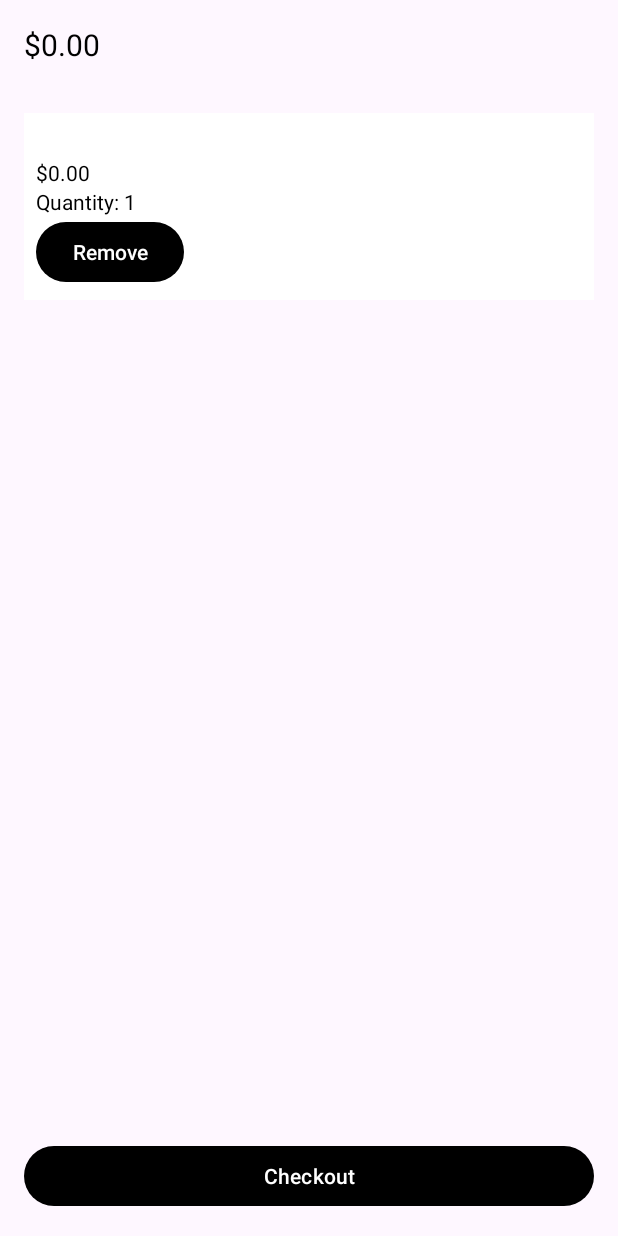
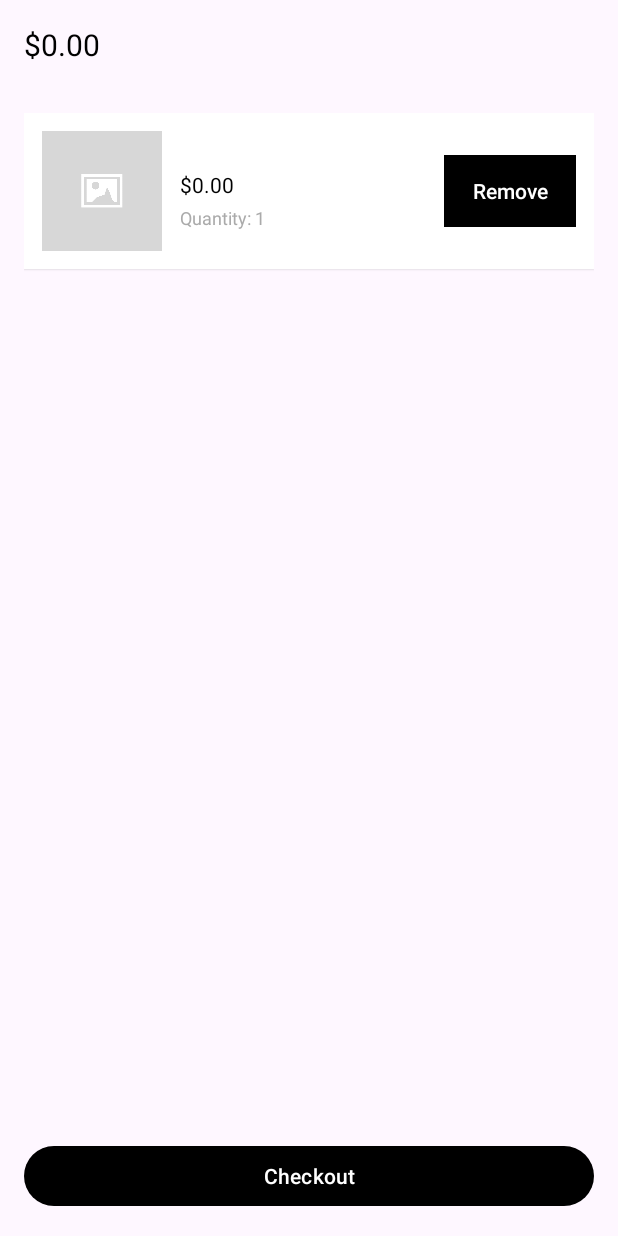
Before and after one commit to UrbanMart/UMMobile, an Android app: the HomeActivity screen opened directly, with no data from a screen before it, after a tap on an icon or button, on a phone screen of 412 x 824 dp. Run offline under Robolectric (Android 15) with nearby library versions, the phone set to English and light mode, and no system bars; pictures from the network do not load.

Commit message:
Update cart feature

```diff
--- a/app/src/main/java/com/example/urbanmart/adapter/CartAdapter.java
+++ b/app/src/main/java/com/example/urbanmart/adapter/CartAdapter.java
@@ -7,9 +7,12 @@ import android.view.LayoutInflater;
 import android.view.View;
 import android.view.ViewGroup;
 import android.widget.Button;
+import android.widget.ImageView;
 import android.widget.TextView;
 import androidx.annotation.NonNull;
 import androidx.recyclerview.widget.RecyclerView;
+
+import com.bumptech.glide.Glide;
 import com.example.urbanmart.R;
 import com.example.urbanmart.model.Product;
 import com.google.gson.Gson;
@@ -21,10 +24,12 @@ public class CartAdapter extends RecyclerView.Adapter<CartAdapter.CartViewHolder
 
     private List<Product> cartItems;
     private Context context;
+    private CartTotalPriceListener totalPriceListener; // Declare a listener for total price updates
 
-    public CartAdapter(List<Product> cartItems, Context context) {
+    public CartAdapter(List<Product> cartItems, Context context, CartTotalPriceListener totalPriceListener) {
         this.cartItems = cartItems;
         this.context = context;
+        this.totalPriceListener = totalPriceListener; // Initialize the listener
     }
 
     @NonNull
@@ -37,11 +42,21 @@ public class CartAdapter extends RecyclerView.Adapter<CartAdapter.CartViewHolder
     @Override
     public void onBindViewHolder(@NonNull CartViewHolder holder, int position) {
         Product product = cartItems.get(position);
+
         holder.productNameTextView.setText(product.getName());
         holder.productPriceTextView.setText(String.format("$%.2f", product.getPrice()));
         holder.productQuantityTextView.setText("Quantity: 1");
 
+        // Load product image using Glide
+        Glide.with(context)
+                .load(product.getImageUrl()) // Assuming Product has a getImageUrl method
+                .placeholder(R.drawable.placeholder_image) // Optional placeholder
+                .into(holder.productImageView);
+
         holder.removeButton.setOnClickListener(v -> {
+            // Update total price before removing the item
+            totalPriceListener.onTotalPriceUpdated(-product.getPrice()); // Subtract the price of the product being removed
+
             // Remove the item from the list
             cartItems.remove(position);
             notifyItemRemoved(position);
@@ -70,18 +85,26 @@ public class CartAdapter extends RecyclerView.Adapter<CartAdapter.CartViewHolder
         editor.apply(); // Apply the changes asynchronously
     }
 
+    // Define an interface for total price updates
+    public interface CartTotalPriceListener {
+        void onTotalPriceUpdated(double amount); // Amount to add or subtract
+    }
+
     static class CartViewHolder extends RecyclerView.ViewHolder {
         TextView productNameTextView;
         TextView productPriceTextView;
         TextView productQuantityTextView;
         Button removeButton;
+        ImageView productImageView; // Add this line
 
         public CartViewHolder(@NonNull View itemView) {
             super(itemView);
+            productImageView = itemView.findViewById(R.id.productImageView); // Initialize the ImageView
             productNameTextView = itemView.findViewById(R.id.productNameTextView);
             productPriceTextView = itemView.findViewById(R.id.productPriceTextView);
             productQuantityTextView = itemView.findViewById(R.id.productQuantityTextView);
             removeButton = itemView.findViewById(R.id.removeButton);
         }
     }
+
 }
--- a/app/src/main/java/com/example/urbanmart/model/Product.java
+++ b/app/src/main/java/com/example/urbanmart/model/Product.java
@@ -6,12 +6,15 @@ public class Product {
     private double price;
     private String category;
     private String imageUrl;
+    private int quantity; // New field
+
 
     public Product(String name, double price, String category, String imageUrl) {
         this.name = name;
         this.price = price;
         this.category = category;
         this.imageUrl = imageUrl;
+        this.quantity = quantity;
     }
 
     // Getters and setters
@@ -29,4 +32,6 @@ public class Product {
 
     public String getImageUrl() { return imageUrl; }
     public void setImageUrl(String imageUrl) { this.imageUrl = imageUrl; }
+    public int getQuantity() { return quantity; }
+    public void setQuantity(int quantity) { this.quantity = quantity; }
 }
--- a/app/src/main/java/com/example/urbanmart/ui/CartActivity.java
+++ b/app/src/main/java/com/example/urbanmart/ui/CartActivity.java
@@ -17,12 +17,13 @@ import com.google.gson.reflect.TypeToken;
 import java.lang.reflect.Type;
 import java.util.List;
 
-public class CartActivity extends AppCompatActivity {
+public class CartActivity extends AppCompatActivity implements CartAdapter.CartTotalPriceListener {
 
     private RecyclerView cartRecyclerView;
     private CartAdapter cartAdapter;
     private TextView totalPriceTextView;
     private Button checkoutButton; // Declare checkout button
+    private double totalPrice = 0; // Keep track of total price
 
     @Override
     protected void onCreate(Bundle savedInstanceState) {
@@ -53,14 +54,14 @@ public class CartActivity extends AppCompatActivity {
             return; // Exit the method early if the cart is empty
         }
 
-        double totalPrice = 0;
+        totalPrice = 0; // Reset total price
         for (Product product : cart) {
             totalPrice += product.getPrice();
         }
 
         totalPriceTextView.setText(String.format("$%.2f", totalPrice));
 
-        cartAdapter = new CartAdapter(cart, this);
+        cartAdapter = new CartAdapter(cart, this, this); // Pass the listener to the adapter
         cartRecyclerView.setLayoutManager(new LinearLayoutManager(this));
         cartRecyclerView.setAdapter(cartAdapter);
     }
@@ -73,4 +74,10 @@ public class CartActivity extends AppCompatActivity {
         // Show a Toast with the cart JSON
         Toast.makeText(this, "Cart Items: " + cartJson, Toast.LENGTH_LONG).show();
     }
+
+    @Override
+    public void onTotalPriceUpdated(double amount) {
+        totalPrice += amount; // Update the total price
+        totalPriceTextView.setText(String.format("$%.2f", totalPrice)); // Update the total price display
+    }
 }
--- a/app/src/main/res/layout/activity_cart.xml
+++ b/app/src/main/res/layout/activity_cart.xml
@@ -18,8 +18,8 @@
         android:id="@+id/cartRecyclerView"
         android:layout_width="match_parent"
         android:layout_height="0dp"
-    android:layout_weight="1"
-    android:layout_marginTop="16dp" />
+        android:layout_weight="1"
+        android:layout_marginTop="16dp" />
 
     <Button
         android:id="@+id/checkoutButton"
--- a/app/src/main/res/layout/item_cart.xml
+++ b/app/src/main/res/layout/item_cart.xml
@@ -2,10 +2,25 @@
 <LinearLayout xmlns:android="http://schemas.android.com/apk/res/android"
     android:layout_width="match_parent"
     android:layout_height="wrap_content"
+    android:orientation="horizontal"
+    android:padding="12dp"
+    android:background="@android:color/white"
+    android:layout_marginBottom="8dp"
+    android:elevation="1dp">
+
+    <ImageView
+        android:id="@+id/productImageView"
+        android:layout_width="80dp"
+        android:layout_height="80dp"
+        android:scaleType="centerCrop"
+        android:contentDescription="@string/product_image"
+        android:layout_marginEnd="12dp" />
+
+    <LinearLayout
+        android:layout_width="0dp"
+        android:layout_height="wrap_content"
         android:orientation="vertical"
-    android:padding="8dp"
-    android:background="@color/white"
-    android:layout_marginBottom="8dp">
+        android:layout_weight="1">
 
         <TextView
             android:id="@+id/productNameTextView"
@@ -13,7 +28,8 @@
             android:layout_height="wrap_content"
             android:text="Product Name"
             android:textSize="16sp"
-        android:textColor="@color/black" />
+            android:textColor="@android:color/black"
+            android:paddingBottom="4dp" />
 
         <TextView
             android:id="@+id/productPriceTextView"
@@ -21,19 +37,26 @@
             android:layout_height="wrap_content"
             android:text="$0.00"
             android:textSize="14sp"
-        android:textColor="@color/black" />
+            android:textColor="@android:color/black"
+            android:paddingBottom="4dp" />
 
         <TextView
             android:id="@+id/productQuantityTextView"
             android:layout_width="wrap_content"
             android:layout_height="wrap_content"
             android:text="Quantity: 1"
-        android:textSize="14sp"
-        android:textColor="@color/black" />
+            android:textSize="12sp"
+            android:textColor="@android:color/darker_gray"
+            android:paddingBottom="8dp" />
+    </LinearLayout>
 
     <Button
         android:id="@+id/removeButton"
         android:layout_width="wrap_content"
         android:layout_height="wrap_content"
-        android:text="Remove" />
+        android:text="Remove"
+        android:textColor="@android:color/white"
+        android:background="@android:color/black"
+        android:padding="8dp"
+        android:layout_gravity="center_vertical" />
 </LinearLayout>
```
Also changed, not shown: app/src/main/java/com/example/urbanmart/ui/LoginActivity.java (+16 -0 lines), app/src/main/java/com/example/urbanmart/ui/ProductDetailActivity.java (+39 -7 lines), app/src/main/res/layout/activity_product_detail.xml (+36 -0 lines). Lines whose indentation alone changed are shown as unchanged.
